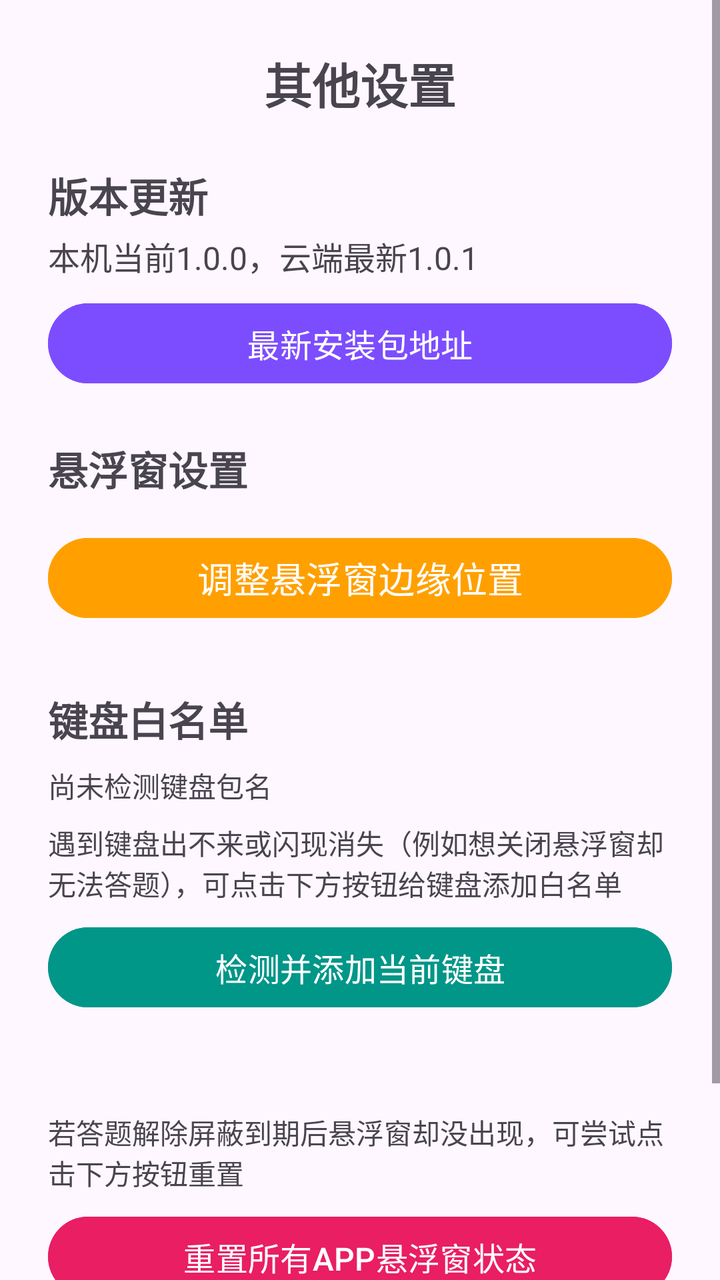
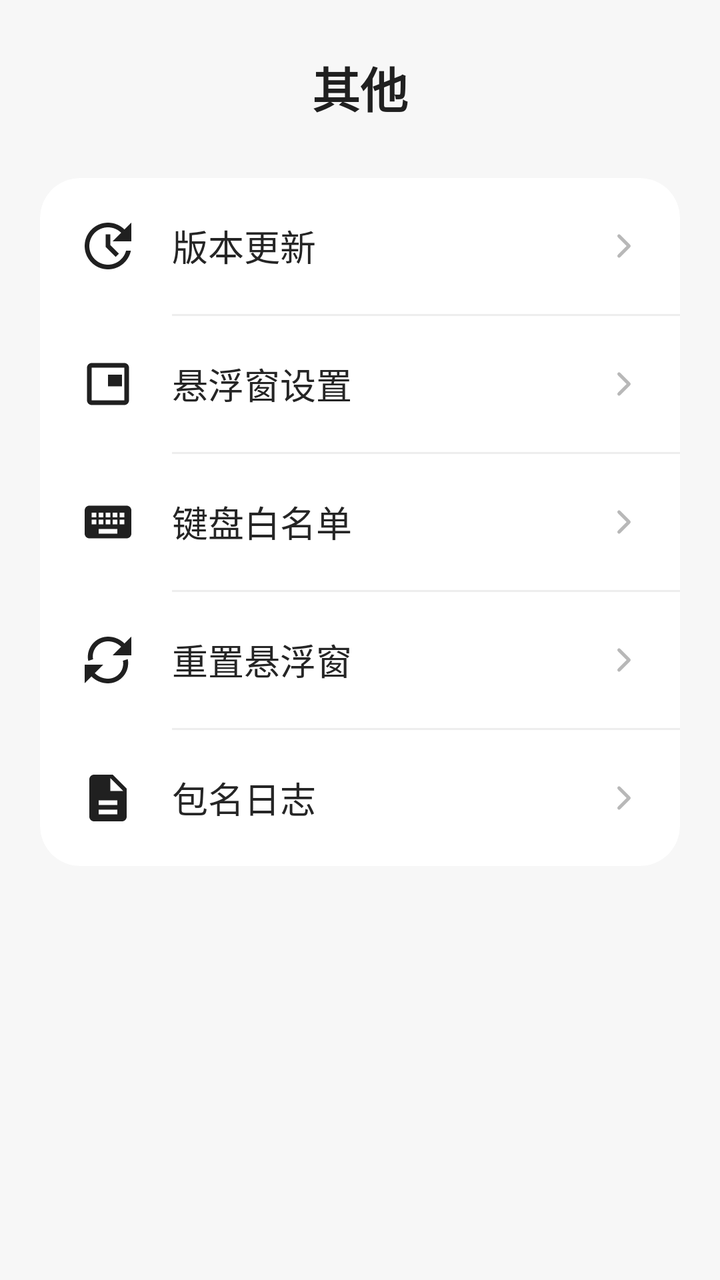

Screens rendered from an Android XML layout before and after an edit, with the pre-edit source and the edit as a unified diff.
<!-- AndroidManifest.xml: application theme Theme.Basic -->
<!-- res/layout/fragment_settings.xml -->
<?xml version="1.0" encoding="utf-8"?>
<ScrollView xmlns:android="http://schemas.android.com/apk/res/android"
    xmlns:app="http://schemas.android.com/apk/res-auto"
    android:layout_width="match_parent"
    android:layout_height="match_parent"
    android:fillViewport="true">

    <LinearLayout
        android:layout_width="match_parent"
        android:layout_height="wrap_content"
        android:orientation="vertical"
        android:padding="24dp">

        <TextView
            android:id="@+id/tv_goal_title"
            android:layout_width="match_parent"
            android:layout_height="wrap_content"
            android:gravity="center"
            android:text="其他设置"
            android:textSize="24sp"
            android:textStyle="bold"
            android:layout_marginBottom="16dp" />

        
        <RelativeLayout
            android:layout_width="match_parent"
            android:layout_height="wrap_content"
            android:layout_marginTop="8dp"
            android:layout_marginBottom="4dp">
            
            <TextView
                android:id="@+id/tv_version_update_title"
                android:layout_width="wrap_content"
                android:layout_height="wrap_content"
                android:text="版本更新"
                android:textSize="20sp"
                android:textStyle="bold" />
            
            <RelativeLayout
                android:id="@+id/iv_version_update_red_dot"
                android:layout_width="16dp"
                android:layout_height="16dp"
                android:layout_alignTop="@id/tv_version_update_title"
                android:layout_toEndOf="@id/tv_version_update_title"
                android:layout_marginStart="4dp"
                android:layout_marginTop="1dp"
                android:background="@drawable/red_badge_with_1"
                android:visibility="gone">
                
                <TextView
                    android:layout_width="match_parent"
                    android:layout_height="match_parent"
                    android:text="1"
                    android:textColor="#FFFFFF"
                    android:textSize="10sp"
                    android:textStyle="bold"
                    android:gravity="center" />
                    
            </RelativeLayout>
                
        </RelativeLayout>

        <TextView
            android:id="@+id/tv_version_detail"
            android:layout_width="wrap_content"
            android:layout_height="wrap_content"
            android:text="本机当前1.0.0，云端最新1.0.1"
            android:textSize="16sp"
            android:layout_marginBottom="8dp"/>

        <Button
            android:id="@+id/btn_latest_apk"
            android:layout_width="match_parent"
            android:layout_height="wrap_content"
            android:text="最新安装包地址"
            android:backgroundTint="#7C4DFF"
            android:textColor="#FFFFFF"
            android:textSize="16sp"
            android:layout_marginBottom="24dp" />


        
        <TextView
            android:id="@+id/tv_settings_title"
            android:layout_width="wrap_content"
            android:layout_height="wrap_content"
            android:text="悬浮窗设置"
            android:textSize="20sp"
            android:textStyle="bold"
            android:layout_marginBottom="16dp" />

        
        <Button
            android:id="@+id/btn_floating_position"
            android:layout_width="match_parent"
            android:layout_height="wrap_content"
            android:text="调整悬浮窗边缘位置"
            android:backgroundTint="#FFA000"
            android:textColor="#FFFFFF"
            android:textSize="18sp"
            android:layout_marginBottom="32dp" />

        
        <TextView
            android:id="@+id/tv_keyboard_title"
            android:layout_width="wrap_content"
            android:layout_height="wrap_content"
            android:text="键盘白名单"
            android:textSize="20sp"
            android:textStyle="bold"
            android:layout_marginBottom="8dp" />

        <TextView
            android:id="@+id/tv_keyboard_package"
            android:layout_width="match_parent"
            android:layout_height="wrap_content"
            android:text="尚未检测键盘包名"
            android:textSize="14sp"
            android:layout_marginBottom="8dp" />

        <TextView
            android:id="@+id/tv_keyboard_hint"
            android:layout_width="match_parent"
            android:layout_height="wrap_content"
            android:text="遇到键盘出不来或闪现消失（例如想关闭悬浮窗却无法答题），可点击下方按钮给键盘添加白名单"
            android:textSize="14sp"
            android:layout_marginBottom="8dp" />

        <Button
            android:id="@+id/btn_keyboard_allow"
            android:layout_width="match_parent"
            android:layout_height="wrap_content"
            android:text="检测并添加当前键盘"
            android:backgroundTint="#009688"
            android:textColor="#FFFFFF"
            android:textSize="16sp"
            android:layout_marginBottom="32dp" />

        
        <TextView
            android:layout_width="wrap_content"
            android:layout_height="wrap_content"
            android:text="若答题解除屏蔽到期后悬浮窗却没出现，可尝试点击下方按钮重置"
            android:textSize="14sp"
            android:layout_marginTop="16dp"
            android:layout_marginBottom="8dp" />

        
        <Button
            android:id="@+id/btn_reset_floating_state"
            android:layout_width="match_parent"
            android:layout_height="wrap_content"
            android:text="重置所有APP悬浮窗状态"
            android:backgroundTint="#E91E63"
            android:textColor="#FFFFFF"
            android:textSize="16sp"
            android:layout_marginBottom="16dp" />

        
        <LinearLayout
            android:layout_width="match_parent"
            android:layout_height="wrap_content"
            android:orientation="horizontal"
            android:gravity="center_vertical"
            android:layout_marginBottom="16dp">

            <TextView
                android:layout_width="wrap_content"
                android:layout_height="wrap_content"
                android:text="记录包名"
                android:textSize="16sp"
                android:textStyle="bold"
                android:textColor="@android:color/black" />

            <ToggleButton
                android:id="@+id/toggle_package_log"
                android:layout_width="44dp"
                android:layout_height="22dp"
                android:layout_marginStart="8dp"
                android:layout_marginEnd="12dp"
                android:background="@drawable/toggle_switch_background_large"
                android:textOff=""
                android:textOn=""
                android:checked="false" />

            <Button
                android:id="@+id/btn_package_log"
                android:layout_width="wrap_content"
                android:layout_height="wrap_content"
                android:text="包名日志"
                android:backgroundTint="#607D8B"
                android:textColor="#FFFFFF"
                android:textSize="16sp" />

        </LinearLayout>

    </LinearLayout>
</ScrollView>
<!-- resources referenced by this layout -->
<resources>
  <!-- drawable red_badge_with_1 (drawable) -->
  <?xml version="1.0" encoding="utf-8"?>
  <shape xmlns:android="http://schemas.android.com/apk/res/android"
      android:shape="oval">
      <solid android:color="#F44336" />
      <size
          android:width="16dp"
          android:height="16dp" />
  </shape>
  <!-- drawable toggle_switch_background_large (drawable) -->
  <?xml version="1.0" encoding="utf-8"?>
  <selector xmlns:android="http://schemas.android.com/apk/res/android">
      
      <item android:state_checked="true">
          <layer-list>
              <item>
                  <shape android:shape="rectangle">
                      <solid android:color="#4CAF50" />
                      <corners android:radius="14dp" />
                  </shape>
              </item>
              <item android:gravity="end" android:right="3dp">
                  <shape android:shape="oval">
                      <solid android:color="#FFFFFF" />
                      <size android:width="16dp" android:height="16dp" />
                  </shape>
              </item>
          </layer-list>
      </item>
  
      
      <item android:state_checked="false">
          <layer-list>
              <item>
                  <shape android:shape="rectangle">
                      <solid android:color="#FFFFFF" />
                      <stroke android:width="1dp" android:color="#CCCCCC" />
                      <corners android:radius="14dp" />
                  </shape>
              </item>
              <item android:gravity="start" android:left="3dp">
                  <shape android:shape="oval">
                      <solid android:color="#CCCCCC" />
                      <size android:width="16dp" android:height="16dp" />
                  </shape>
              </item>
          </layer-list>
      </item>
  </selector>
  <style name="Theme.Basic" parent="Base.Theme.Basic" />
  <style name="Base.Theme.Basic" parent="Theme.Material3.DayNight.NoActionBar">
          
          
      </style>
</resources>

<!-- the commit's change to res/layout/fragment_settings.xml (unified diff, before → after) -->
@@ -3,196 +3,272 @@
     xmlns:app="http://schemas.android.com/apk/res-auto"
     android:layout_width="match_parent"
     android:layout_height="match_parent"
-    android:fillViewport="true">
+    android:background="#F7F7F7"
+    android:clipToPadding="false"
+    android:fillViewport="true"
+    android:overScrollMode="never">
 
     <LinearLayout
         android:layout_width="match_parent"
         android:layout_height="wrap_content"
         android:orientation="vertical"
-        android:padding="24dp">
+        android:paddingStart="20dp"
+        android:paddingTop="26dp"
+        android:paddingEnd="20dp"
+        android:paddingBottom="32dp">
 
         <TextView
-            android:id="@+id/tv_goal_title"
             android:layout_width="match_parent"
             android:layout_height="wrap_content"
+            android:layout_marginBottom="28dp"
             android:gravity="center"
-            android:text="其他设置"
+            android:text="@string/other_menu_title"
+            android:textColor="#202020"
             android:textSize="24sp"
-            android:textStyle="bold"
-            android:layout_marginBottom="16dp" />
-
-        
-        <RelativeLayout
+            android:textStyle="bold" />
+
+        <androidx.cardview.widget.CardView
             android:layout_width="match_parent"
             android:layout_height="wrap_content"
-            android:layout_marginTop="8dp"
-            android:layout_marginBottom="4dp">
-            
-            <TextView
-                android:id="@+id/tv_version_update_title"
-                android:layout_width="wrap_content"
+            app:cardBackgroundColor="#FFFFFF"
+            app:cardCornerRadius="20dp"
+            app:cardElevation="0dp"
+            app:cardPreventCornerOverlap="true">
+
+            <LinearLayout
+                android:layout_width="match_parent"
                 android:layout_height="wrap_content"
-                android:text="版本更新"
-                android:textSize="20sp"
-                android:textStyle="bold" />
-            
-            <RelativeLayout
-                android:id="@+id/iv_version_update_red_dot"
-                android:layout_width="16dp"
-                android:layout_height="16dp"
-                android:layout_alignTop="@id/tv_version_update_title"
-                android:layout_toEndOf="@id/tv_version_update_title"
-                android:layout_marginStart="4dp"
-                android:layout_marginTop="1dp"
-                android:background="@drawable/red_badge_with_1"
-                android:visibility="gone">
-                
-                <TextView
-                    android:layout_width="match_parent"
-                    android:layout_height="match_parent"
-                    android:text="1"
-                    android:textColor="#FFFFFF"
-                    android:textSize="10sp"
-                    android:textStyle="bold"
-                    android:gravity="center" />
-                    
-            </RelativeLayout>
-                
-        </RelativeLayout>
-
-        <TextView
-            android:id="@+id/tv_version_detail"
-            android:layout_width="wrap_content"
-            android:layout_height="wrap_content"
-            android:text="本机当前1.0.0，云端最新1.0.1"
-            android:textSize="16sp"
-            android:layout_marginBottom="8dp"/>
-
-        <Button
-            android:id="@+id/btn_latest_apk"
-            android:layout_width="match_parent"
-            android:layout_height="wrap_content"
-            android:text="最新安装包地址"
-            android:backgroundTint="#7C4DFF"
-            android:textColor="#FFFFFF"
-            android:textSize="16sp"
-            android:layout_marginBottom="24dp" />
-
-
-        
-        <TextView
-            android:id="@+id/tv_settings_title"
-            android:layout_width="wrap_content"
-            android:layout_height="wrap_content"
-            android:text="悬浮窗设置"
-            android:textSize="20sp"
-            android:textStyle="bold"
-            android:layout_marginBottom="16dp" />
-
-        
-        <Button
-            android:id="@+id/btn_floating_position"
-            android:layout_width="match_parent"
-            android:layout_height="wrap_content"
-            android:text="调整悬浮窗边缘位置"
-            android:backgroundTint="#FFA000"
-            android:textColor="#FFFFFF"
-            android:textSize="18sp"
-            android:layout_marginBottom="32dp" />
-
-        
-        <TextView
-            android:id="@+id/tv_keyboard_title"
-            android:layout_width="wrap_content"
-            android:layout_height="wrap_content"
-            android:text="键盘白名单"
-            android:textSize="20sp"
-            android:textStyle="bold"
-            android:layout_marginBottom="8dp" />
-
-        <TextView
-            android:id="@+id/tv_keyboard_package"
-            android:layout_width="match_parent"
-            android:layout_height="wrap_content"
-            android:text="尚未检测键盘包名"
-            android:textSize="14sp"
-            android:layout_marginBottom="8dp" />
-
-        <TextView
-            android:id="@+id/tv_keyboard_hint"
-            android:layout_width="match_parent"
-            android:layout_height="wrap_content"
-            android:text="遇到键盘出不来或闪现消失（例如想关闭悬浮窗却无法答题），可点击下方按钮给键盘添加白名单"
-            android:textSize="14sp"
-            android:layout_marginBottom="8dp" />
-
-        <Button
-            android:id="@+id/btn_keyboard_allow"
-            android:layout_width="match_parent"
-            android:layout_height="wrap_content"
-            android:text="检测并添加当前键盘"
-            android:backgroundTint="#009688"
-            android:textColor="#FFFFFF"
-            android:textSize="16sp"
-            android:layout_marginBottom="32dp" />
-
-        
-        <TextView
-            android:layout_width="wrap_content"
-            android:layout_height="wrap_content"
-            android:text="若答题解除屏蔽到期后悬浮窗却没出现，可尝试点击下方按钮重置"
-            android:textSize="14sp"
-            android:layout_marginTop="16dp"
-            android:layout_marginBottom="8dp" />
-
-        
-        <Button
-            android:id="@+id/btn_reset_floating_state"
-            android:layout_width="match_parent"
-            android:layout_height="wrap_content"
-            android:text="重置所有APP悬浮窗状态"
-            android:backgroundTint="#E91E63"
-            android:textColor="#FFFFFF"
-            android:textSize="16sp"
-            android:layout_marginBottom="16dp" />
-
-        
-        <LinearLayout
-            android:layout_width="match_parent"
-            android:layout_height="wrap_content"
-            android:orientation="horizontal"
-            android:gravity="center_vertical"
-            android:layout_marginBottom="16dp">
-
-            <TextView
-                android:layout_width="wrap_content"
-                android:layout_height="wrap_content"
-                android:text="记录包名"
-                android:textSize="16sp"
-                android:textStyle="bold"
-                android:textColor="@android:color/black" />
-
-            <ToggleButton
-                android:id="@+id/toggle_package_log"
-                android:layout_width="44dp"
-                android:layout_height="22dp"
-                android:layout_marginStart="8dp"
-                android:layout_marginEnd="12dp"
-                android:background="@drawable/toggle_switch_background_large"
-                android:textOff=""
-                android:textOn=""
-                android:checked="false" />
-
-            <Button
-                android:id="@+id/btn_package_log"
-                android:layout_width="wrap_content"
-                android:layout_height="wrap_content"
-                android:text="包名日志"
-                android:backgroundTint="#607D8B"
-                android:textColor="#FFFFFF"
-                android:textSize="16sp" />
-
-        </LinearLayout>
+                android:orientation="vertical">
+
+                <LinearLayout
+                    android:id="@+id/row_version_update"
+                    android:layout_width="match_parent"
+                    android:layout_height="68dp"
+                    android:background="?attr/selectableItemBackground"
+                    android:clickable="true"
+                    android:focusable="true"
+                    android:gravity="center_vertical"
+                    android:orientation="horizontal"
+                    android:paddingStart="20dp"
+                    android:paddingEnd="18dp">
+
+                    <ImageView
+                        android:layout_width="28dp"
+                        android:layout_height="28dp"
+                        android:contentDescription="@null"
+                        android:src="@drawable/ic_menu_update" />
+
+                    <LinearLayout
+                        android:layout_width="wrap_content"
+                        android:layout_height="wrap_content"
+                        android:layout_marginStart="18dp"
+                        android:gravity="center_vertical"
+                        android:orientation="horizontal">
+
+                        <TextView
+                            android:layout_width="wrap_content"
+                            android:layout_height="wrap_content"
+                            android:text="@string/version_update"
+                            android:textColor="#252525"
+                            android:textSize="18sp" />
+
+                        <TextView
+                            android:id="@+id/iv_version_update_red_dot"
+                            android:layout_width="16dp"
+                            android:layout_height="16dp"
+                            android:layout_marginStart="5dp"
+                            android:background="@drawable/red_badge_with_1"
+                            android:gravity="center"
+                            android:includeFontPadding="false"
+                            android:text="@string/update_badge_count"
+                            android:textColor="#FFFFFF"
+                            android:textSize="11sp"
+                            android:textStyle="bold"
+                            android:visibility="gone" />
+
+                    </LinearLayout>
+
+                    <Space
+                        android:layout_width="0dp"
+                        android:layout_height="1dp"
+                        android:layout_weight="1" />
+
+                    <ImageView
+                        android:layout_width="20dp"
+                        android:layout_height="20dp"
+                        android:contentDescription="@null"
+                        android:src="@drawable/ic_menu_chevron" />
+
+                </LinearLayout>
+
+                <View
+                    android:layout_width="match_parent"
+                    android:layout_height="1dp"
+                    android:layout_marginStart="66dp"
+                    android:background="#EEEEEE" />
+
+                <LinearLayout
+                    android:id="@+id/row_floating_settings"
+                    android:layout_width="match_parent"
+                    android:layout_height="68dp"
+                    android:background="?attr/selectableItemBackground"
+                    android:clickable="true"
+                    android:focusable="true"
+                    android:gravity="center_vertical"
+                    android:orientation="horizontal"
+                    android:paddingStart="20dp"
+                    android:paddingEnd="18dp">
+
+                    <ImageView
+                        android:layout_width="28dp"
+                        android:layout_height="28dp"
+                        android:contentDescription="@null"
+                        android:src="@drawable/ic_menu_floating" />
+
+                    <TextView
+                        android:layout_width="0dp"
+                        android:layout_height="wrap_content"
+                        android:layout_marginStart="18dp"
+                        android:layout_weight="1"
+                        android:text="@string/floating_window_settings"
+                        android:textColor="#252525"
+                        android:textSize="18sp" />
+
+                    <ImageView
+                        android:layout_width="20dp"
+                        android:layout_height="20dp"
+                        android:contentDescription="@null"
+                        android:src="@drawable/ic_menu_chevron" />
+
+                </LinearLayout>
+
+                <View
+                    android:layout_width="match_parent"
+                    android:layout_height="1dp"
+                    android:layout_marginStart="66dp"
+                    android:background="#EEEEEE" />
+
+                <LinearLayout
+                    android:id="@+id/row_keyboard_whitelist"
+                    android:layout_width="match_parent"
+                    android:layout_height="68dp"
+                    android:background="?attr/selectableItemBackground"
+                    android:clickable="true"
+                    android:focusable="true"
+                    android:gravity="center_vertical"
+                    android:orientation="horizontal"
+                    android:paddingStart="20dp"
+                    android:paddingEnd="18dp">
+
+                    <ImageView
+                        android:layout_width="28dp"
+                        android:layout_height="28dp"
+                        android:contentDescription="@null"
+                        android:src="@drawable/ic_menu_keyboard" />
+
+                    <TextView
+                        android:layout_width="0dp"
+                        android:layout_height="wrap_content"
+                        android:layout_marginStart="18dp"
+                        android:layout_weight="1"
+                        android:text="@string/keyboard_whitelist"
+                        android:textColor="#252525"
+                        android:textSize="18sp" />
+
+                    <ImageView
+                        android:layout_width="20dp"
+                        android:layout_height="20dp"
+                        android:contentDescription="@null"
+                        android:src="@drawable/ic_menu_chevron" />
+
+                </LinearLayout>
+
+                <View
+                    android:layout_width="match_parent"
+                    android:layout_height="1dp"
+                    android:layout_marginStart="66dp"
+                    android:background="#EEEEEE" />
+
+                <LinearLayout
+                    android:id="@+id/row_reset_floating"
+                    android:layout_width="match_parent"
+                    android:layout_height="68dp"
+                    android:background="?attr/selectableItemBackground"
+                    android:clickable="true"
+                    android:focusable="true"
+                    android:gravity="center_vertical"
+                    android:orientation="horizontal"
+                    android:paddingStart="20dp"
+                    android:paddingEnd="18dp">
+
+                    <ImageView
+                        android:layout_width="28dp"
+                        android:layout_height="28dp"
+                        android:contentDescription="@null"
+                        android:src="@drawable/ic_menu_reset" />
+
+                    <TextView
+                        android:layout_width="0dp"
+                        android:layout_height="wrap_content"
+                        android:layout_marginStart="18dp"
+                        android:layout_weight="1"
+                        android:text="@string/reset_floating_window"
+                        android:textColor="#252525"
+                        android:textSize="18sp" />
+
+                    <ImageView
+                        android:layout_width="20dp"
+                        android:layout_height="20dp"
+                        android:contentDescription="@null"
+                        android:src="@drawable/ic_menu_chevron" />
+
+                </LinearLayout>
+
+                <View
+                    android:layout_width="match_parent"
+                    android:layout_height="1dp"
+                    android:layout_marginStart="66dp"
+                    android:background="#EEEEEE" />
+
+                <LinearLayout
+                    android:id="@+id/row_package_log"
+                    android:layout_width="match_parent"
+                    android:layout_height="68dp"
+                    android:background="?attr/selectableItemBackground"
+                    android:clickable="true"
+                    android:focusable="true"
+                    android:gravity="center_vertical"
+                    android:orientation="horizontal"
+                    android:paddingStart="20dp"
+                    android:paddingEnd="18dp">
+
+                    <ImageView
+                        android:layout_width="28dp"
+                        android:layout_height="28dp"
+                        android:contentDescription="@null"
+                        android:src="@drawable/ic_menu_log" />
+
+                    <TextView
+                        android:layout_width="0dp"
+                        android:layout_height="wrap_content"
+                        android:layout_marginStart="18dp"
+                        android:layout_weight="1"
+                        android:text="@string/package_name_log"
+                        android:textColor="#252525"
+                        android:textSize="18sp" />
+
+                    <ImageView
+                        android:layout_width="20dp"
+                        android:layout_height="20dp"
+                        android:contentDescription="@null"
+                        android:src="@drawable/ic_menu_chevron" />
+
+                </LinearLayout>
+
+            </LinearLayout>
+
+        </androidx.cardview.widget.CardView>
 
     </LinearLayout>
+
 </ScrollView>
<!-- resource entries referenced after the edit -->
@@ -1,5 +1,69 @@
 <!-- resources referenced by this layout -->
 <resources>
+  <!-- drawable ic_menu_chevron (drawable) -->
+  <vector xmlns:android="http://schemas.android.com/apk/res/android"
+      android:width="24dp"
+      android:height="24dp"
+      android:viewportWidth="24"
+      android:viewportHeight="24">
+      <path
+          android:fillColor="@android:color/transparent"
+          android:pathData="M9,6 L15,12 L9,18"
+          android:strokeColor="#B8B8B8"
+          android:strokeLineCap="round"
+          android:strokeLineJoin="round"
+          android:strokeWidth="2" />
+  </vector>
+  <!-- drawable ic_menu_floating (drawable) -->
+  <vector xmlns:android="http://schemas.android.com/apk/res/android"
+      android:width="24dp"
+      android:height="24dp"
+      android:viewportWidth="24"
+      android:viewportHeight="24">
+      <path
+          android:fillColor="#202020"
+          android:pathData="M19,3H5c-1.1,0 -2,0.9 -2,2v14c0,1.1 0.9,2 2,2h14c1.1,0 2,-0.9 2,-2V5c0,-1.1 -0.9,-2 -2,-2zM19,19H5V5h14v14zM18,8h-6v5h6V8z" />
+  </vector>
+  <!-- drawable ic_menu_keyboard (drawable) -->
+  <vector xmlns:android="http://schemas.android.com/apk/res/android"
+      android:width="24dp"
+      android:height="24dp"
+      android:viewportWidth="24"
+      android:viewportHeight="24">
+      <path
+          android:fillColor="#202020"
+          android:pathData="M20,5H4c-1.1,0 -1.99,0.9 -1.99,2L2,17c0,1.1 0.9,2 2,2h16c1.1,0 2,-0.9 2,-2V7c0,-1.1 -0.9,-2 -2,-2zM11,8h2v2h-2V8zM11,11h2v2h-2v-2zM8,8h2v2H8V8zM8,11h2v2H8v-2zM5,8h2v2H5V8zM5,11h2v2H5v-2zM16,17H8v-2h8v2zM16,13h-2v-2h2v2zM16,10h-2V8h2v2zM19,13h-2v-2h2v2zM19,10h-2V8h2v2z" />
+  </vector>
+  <!-- drawable ic_menu_log (drawable) -->
+  <vector xmlns:android="http://schemas.android.com/apk/res/android"
+      android:width="24dp"
+      android:height="24dp"
+      android:viewportWidth="24"
+      android:viewportHeight="24">
+      <path
+          android:fillColor="#202020"
+          android:pathData="M14,2H6c-1.1,0 -2,0.9 -2,2v16c0,1.1 0.9,2 2,2h12c1.1,0 2,-0.9 2,-2V8l-6,-6zM13,9V3.5L18.5,9H13zM8,13h8v2H8v-2zM8,17h8v2H8v-2z" />
+  </vector>
+  <!-- drawable ic_menu_reset (drawable) -->
+  <vector xmlns:android="http://schemas.android.com/apk/res/android"
+      android:width="24dp"
+      android:height="24dp"
+      android:viewportWidth="24"
+      android:viewportHeight="24">
+      <path
+          android:fillColor="#202020"
+          android:pathData="M17.65,6.35C16.2,4.9 14.21,4 12,4c-4.09,0 -7.19,3.72 -6.39,7.69l-2.08,0.68C2.45,7.08 6.47,2 12,2c2.76,0 5.26,1.12 7.07,2.93L22,2v8h-8l3.65,-3.65zM6.35,17.65C7.8,19.1 9.79,20 12,20c4.09,0 7.19,-3.72 6.39,-7.69l2.08,-0.68C21.55,16.92 17.53,22 12,22c-2.76,0 -5.26,-1.12 -7.07,-2.93L2,22v-8h8l-3.65,3.65z" />
+  </vector>
+  <!-- drawable ic_menu_update (drawable) -->
+  <vector xmlns:android="http://schemas.android.com/apk/res/android"
+      android:width="24dp"
+      android:height="24dp"
+      android:viewportWidth="24"
+      android:viewportHeight="24">
+      <path
+          android:fillColor="#202020"
+          android:pathData="M12,2C6.48,2 2,6.48 2,12s4.48,10 10,10c4.84,0 8.87,-3.44 9.8,-8h-2.06c-0.9,3.44 -4.03,6 -7.74,6 -4.42,0 -8,-3.58 -8,-8s3.58,-8 8,-8c2.21,0 4.21,0.9 5.66,2.34L14,10h8V2l-2.93,2.93C17.26,3.12 14.76,2 12,2zM11,7v5.41l4.29,4.29 1.41,-1.41 -3.7,-3.7V7h-2z" />
+  </vector>
   <!-- drawable red_badge_with_1 (drawable) -->
   <?xml version="1.0" encoding="utf-8"?>
   <shape xmlns:android="http://schemas.android.com/apk/res/android"
@@ -9,46 +73,13 @@
           android:width="16dp"
           android:height="16dp" />
   </shape>
-  <!-- drawable toggle_switch_background_large (drawable) -->
-  <?xml version="1.0" encoding="utf-8"?>
-  <selector xmlns:android="http://schemas.android.com/apk/res/android">
-      
-      <item android:state_checked="true">
-          <layer-list>
-              <item>
-                  <shape android:shape="rectangle">
-                      <solid android:color="#4CAF50" />
-                      <corners android:radius="14dp" />
-                  </shape>
-              </item>
-              <item android:gravity="end" android:right="3dp">
-                  <shape android:shape="oval">
-                      <solid android:color="#FFFFFF" />
-                      <size android:width="16dp" android:height="16dp" />
-                  </shape>
-              </item>
-          </layer-list>
-      </item>
-  
-      
-      <item android:state_checked="false">
-          <layer-list>
-              <item>
-                  <shape android:shape="rectangle">
-                      <solid android:color="#FFFFFF" />
-                      <stroke android:width="1dp" android:color="#CCCCCC" />
-                      <corners android:radius="14dp" />
-                  </shape>
-              </item>
-              <item android:gravity="start" android:left="3dp">
-                  <shape android:shape="oval">
-                      <solid android:color="#CCCCCC" />
-                      <size android:width="16dp" android:height="16dp" />
-                  </shape>
-              </item>
-          </layer-list>
-      </item>
-  </selector>
+  <string name="floating_window_settings">悬浮窗设置</string>
+  <string name="keyboard_whitelist">键盘白名单</string>
+  <string name="other_menu_title">其他</string>
+  <string name="package_name_log">包名日志</string>
+  <string name="reset_floating_window">重置悬浮窗</string>
+  <string name="update_badge_count" translatable="false">1</string>
+  <string name="version_update">版本更新</string>
   <style name="Theme.Basic" parent="Base.Theme.Basic" />
   <style name="Base.Theme.Basic" parent="Theme.Material3.DayNight.NoActionBar">
           
